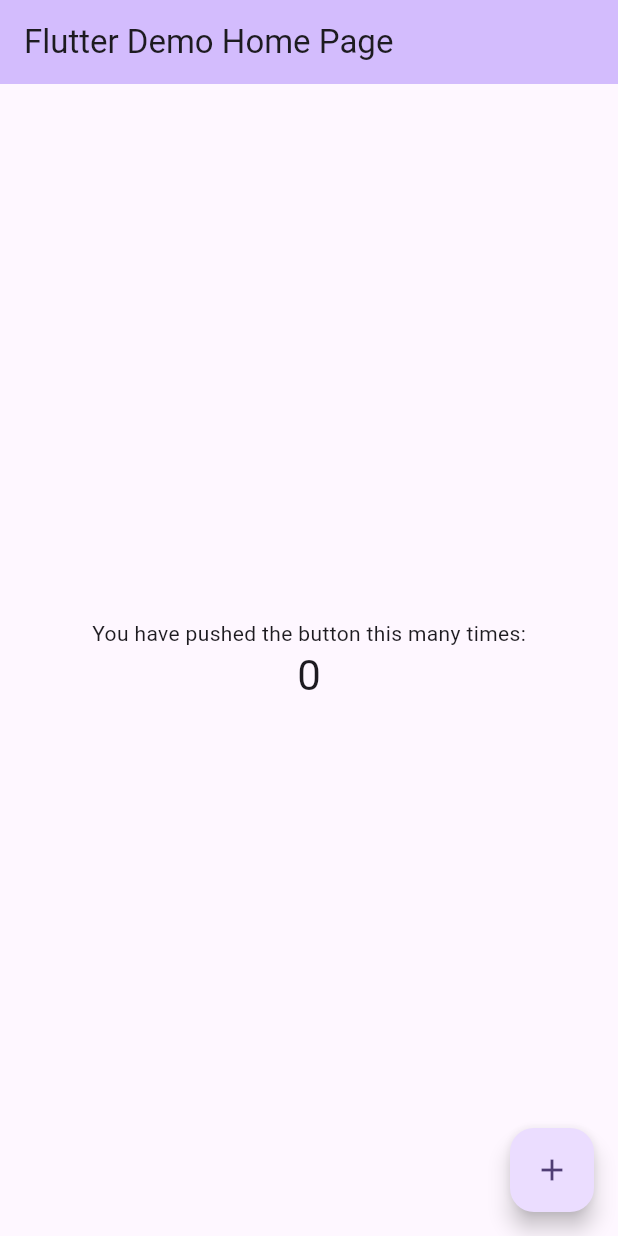
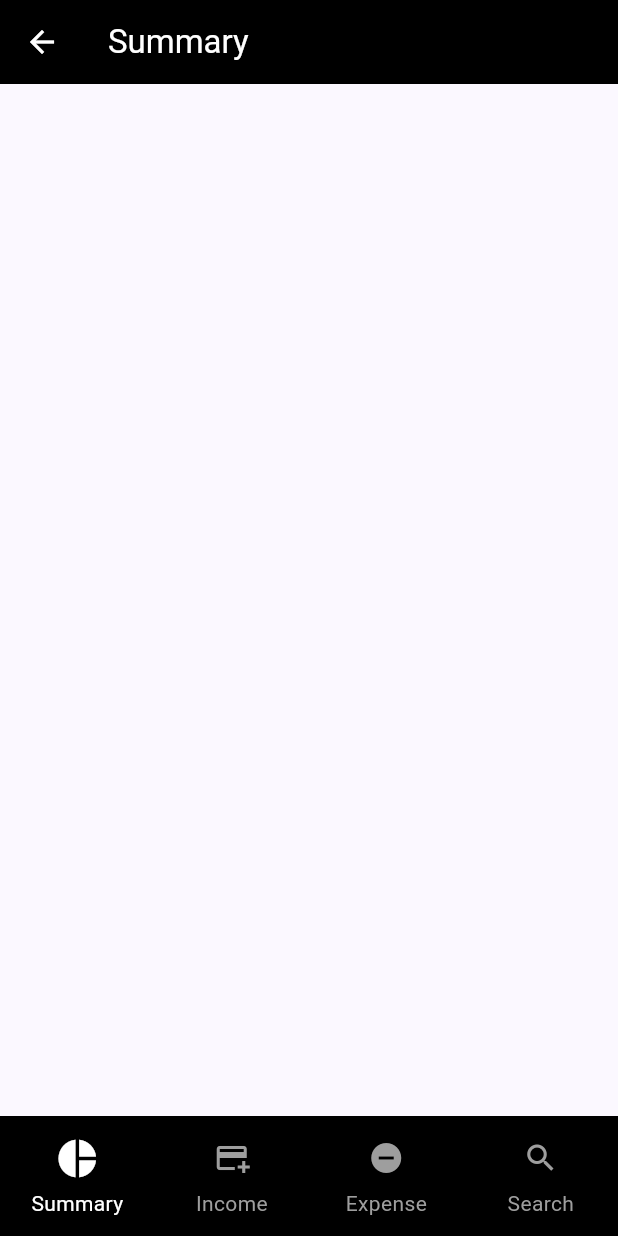
Before and after one commit to 9xRahul/expense_tracker_app, a Flutter app: the screen it shows after launch, on a phone screen of 412 x 824 dp. Run offline on Flutter 3.47's test engine with Material 3 defaults, Android fonts, the phone set to English and light mode, and no system bars; our stand-ins replace auto_route.

```diff
--- /dev/null
+++ b/lib/core/constants/color_config.dart
@@ -0,0 +1,10 @@
+import 'dart:ui';
+
+import 'package:flutter/material.dart';
+
+class ColorConfig {
+  static Color primary = Colors.black;
+
+  static Color selectedIconColors = Colors.white;
+  static Color unSelectedIconColors = Colors.grey;
+}
--- /dev/null
+++ b/lib/core/constants/text_values.dart
@@ -0,0 +1,8 @@
+import 'package:flutter/material.dart';
+
+class TextValues {
+  static String summary = "Summary";
+  static String income = "Income";
+  static String expense = "Expense";
+  static String search = "Search";
+}
--- a/lib/main.dart
+++ b/lib/main.dart
@@ -1,122 +1,25 @@
+import 'package:expense_tracker_app/routes/app_router.dart';
 import 'package:flutter/material.dart';
 
 void main() {
-  runApp(const MyApp());
+  final appRouter = AppRouter();
+
+  runApp(ExpenseApp(appRouter: appRouter));
 }
 
-class MyApp extends StatelessWidget {
-  const MyApp({super.key});
+class ExpenseApp extends StatelessWidget {
+  final AppRouter appRouter;
+  const ExpenseApp({super.key, required this.appRouter});
 
-  // This widget is the root of your application.
   @override
   Widget build(BuildContext context) {
-    return MaterialApp(
-      title: 'Flutter Demo',
+    return MaterialApp.router(
+      title: 'Expense Tracker',
       theme: ThemeData(
-        // This is the theme of your application.
-        //
-        // TRY THIS: Try running your application with "flutter run". You'll see
-        // the application has a purple toolbar. Then, without quitting the app,
-        // try changing the seedColor in the colorScheme below to Colors.green
-        // and then invoke "hot reload" (save your changes or press the "hot
-        // reload" button in a Flutter-supported IDE, or press "r" if you used
-        // the command line to start the app).
-        //
-        // Notice that the counter didn't reset back to zero; the application
-        // state is not lost during the reload. To reset the state, use hot
-        // restart instead.
-        //
-        // This works for code too, not just values: Most code changes can be
-        // tested with just a hot reload.
-        colorScheme: ColorScheme.fromSeed(seedColor: Colors.deepPurple),
+        colorScheme: ColorScheme.fromSeed(seedColor: Colors.indigo),
+        useMaterial3: true,
       ),
-      home: const MyHomePage(title: 'Flutter Demo Home Page'),
+      routerConfig: appRouter.config(),
     );
   }
 }
-
-class MyHomePage extends StatefulWidget {
-  const MyHomePage({super.key, required this.title});
-
-  // This widget is the home page of your application. It is stateful, meaning
-  // that it has a State object (defined below) that contains fields that affect
-  // how it looks.
-
-  // This class is the configuration for the state. It holds the values (in this
-  // case the title) provided by the parent (in this case the App widget) and
-  // used by the build method of the State. Fields in a Widget subclass are
-  // always marked "final".
-
-  final String title;
-
-  @override
-  State<MyHomePage> createState() => _MyHomePageState();
-}
-
-class _MyHomePageState extends State<MyHomePage> {
-  int _counter = 0;
-
-  void _incrementCounter() {
-    setState(() {
-      // This call to setState tells the Flutter framework that something has
-      // changed in this State, which causes it to rerun the build method below
-      // so that the display can reflect the updated values. If we changed
-      // _counter without calling setState(), then the build method would not be
-      // called again, and so nothing would appear to happen.
-      _counter++;
-    });
-  }
-
-  @override
-  Widget build(BuildContext context) {
-    // This method is rerun every time setState is called, for instance as done
-    // by the _incrementCounter method above.
-    //
-    // The Flutter framework has been optimized to make rerunning build methods
-    // fast, so that you can just rebuild anything that needs updating rather
-    // than having to individually change instances of widgets.
-    return Scaffold(
-      appBar: AppBar(
-        // TRY THIS: Try changing the color here to a specific color (to
-        // Colors.amber, perhaps?) and trigger a hot reload to see the AppBar
-        // change color while the other colors stay the same.
-        backgroundColor: Theme.of(context).colorScheme.inversePrimary,
-        // Here we take the value from the MyHomePage object that was created by
-        // the App.build method, and use it to set our appbar title.
-        title: Text(widget.title),
-      ),
-      body: Center(
-        // Center is a layout widget. It takes a single child and positions it
-        // in the middle of the parent.
-        child: Column(
-          // Column is also a layout widget. It takes a list of children and
-          // arranges them vertically. By default, it sizes itself to fit its
-          // children horizontally, and tries to be as tall as its parent.
-          //
-          // Column has various properties to control how it sizes itself and
-          // how it positions its children. Here we use mainAxisAlignment to
-          // center the children vertically; the main axis here is the vertical
-          // axis because Columns are vertical (the cross axis would be
-          // horizontal).
-          //
-          // TRY THIS: Invoke "debug painting" (choose the "Toggle Debug Paint"
-          // action in the IDE, or press "p" in the console), to see the
-          // wireframe for each widget.
-          mainAxisAlignment: MainAxisAlignment.center,
-          children: <Widget>[
-            const Text('You have pushed the button this many times:'),
-            Text(
-              '$_counter',
-              style: Theme.of(context).textTheme.headlineMedium,
-            ),
-          ],
-        ),
-      ),
-      floatingActionButton: FloatingActionButton(
-        onPressed: _incrementCounter,
-        tooltip: 'Increment',
-        child: const Icon(Icons.add),
-      ), // This trailing comma makes auto-formatting nicer for build methods.
-    );
-  }
-}
--- /dev/null
+++ b/lib/presentation/pages/home_page.dart
@@ -0,0 +1,98 @@
+import 'package:auto_route/auto_route.dart';
+import 'package:expense_tracker_app/core/constants/color_config.dart';
+import 'package:expense_tracker_app/core/constants/text_values.dart';
+import 'package:expense_tracker_app/presentation/pages/expense_page.dart';
+import 'package:expense_tracker_app/presentation/pages/income_page.dart';
+import 'package:flutter/material.dart';
+
+import 'summary_page.dart';
+import 'search_page.dart';
+
+@RoutePage()
+class HomePage extends StatefulWidget {
+  const HomePage({super.key});
+
+  @override
+  State<HomePage> createState() => _HomePageState();
+}
+
+class _HomePageState extends State<HomePage> {
+  int _index = 0;
+
+  final _pages = const [
+    SummaryPage(),
+    IncomePage(),
+    ExpensePage(),
+    SearchPage(),
+  ];
+
+  @override
+  Widget build(BuildContext context) {
+    return Scaffold(
+      body: _pages[_index],
+      bottomNavigationBar: NavigationBarTheme(
+        data: NavigationBarThemeData(
+          labelTextStyle: MaterialStateProperty.resolveWith<TextStyle>((
+            states,
+          ) {
+            if (states.contains(MaterialState.selected)) {
+              return const TextStyle(color: Colors.white);
+            }
+            return const TextStyle(color: Colors.grey);
+          }),
+        ),
+        child: NavigationBar(
+          backgroundColor: ColorConfig.primary,
+          selectedIndex: _index,
+          indicatorColor: Colors.transparent,
+          onDestinationSelected: (i) => setState(() => _index = i),
+          destinations: [
+            NavigationDestination(
+              icon: Icon(Icons.pie_chart, color: Colors.grey),
+              selectedIcon: Icon(
+                Icons.pie_chart,
+                size: 30,
+                color: Colors.white,
+              ),
+              label: TextValues.summary,
+            ),
+
+            NavigationDestination(
+              icon: Icon(
+                Icons.add_card,
+                color: ColorConfig.unSelectedIconColors,
+              ),
+              selectedIcon: Icon(
+                Icons.add_card,
+                size: 30,
+                color: ColorConfig.selectedIconColors,
+              ),
+              label: TextValues.income,
+            ),
+            NavigationDestination(
+              icon: Icon(
+                Icons.remove_circle,
+                color: ColorConfig.unSelectedIconColors,
+              ),
+              selectedIcon: Icon(
+                Icons.remove_circle,
+                size: 30,
+                color: ColorConfig.selectedIconColors,
+              ),
+              label: TextValues.expense,
+            ),
+            NavigationDestination(
+              icon: Icon(Icons.search, color: ColorConfig.unSelectedIconColors),
+              label: TextValues.search,
+              selectedIcon: Icon(
+                Icons.search,
+                size: 30,
+                color: ColorConfig.selectedIconColors,
+              ),
+            ),
+          ],
+        ),
+      ),
+    );
+  }
+}
--- /dev/null
+++ b/lib/presentation/pages/summary_page.dart
@@ -0,0 +1,35 @@
+import 'package:auto_route/annotations.dart';
+import 'package:expense_tracker_app/core/constants/color_config.dart';
+import 'package:expense_tracker_app/core/constants/text_values.dart';
+import 'package:flutter/material.dart';
+
+@RoutePage()
+class SummaryPage extends StatefulWidget {
+  const SummaryPage({super.key});
+
+  @override
+  State<SummaryPage> createState() => _SummaryPageState();
+}
+
+class _SummaryPageState extends State<SummaryPage> {
+  @override
+  Widget build(BuildContext context) {
+    return Scaffold(
+      appBar: AppBar(
+        backgroundColor: ColorConfig.primary, // Black background
+        leading: BackButton(
+          color: ColorConfig.selectedIconColors, // White back arrow
+        ),
+        title: Text(
+          TextValues.summary,
+          style: TextStyle(
+            color: ColorConfig.selectedIconColors, // White title text
+          ),
+        ),
+        iconTheme: IconThemeData(
+          color: ColorConfig.selectedIconColors,
+        ), // Ensures all icons are white
+      ),
+    );
+  }
+}
--- a/lib/routes/app_router.dart
+++ b/lib/routes/app_router.dart
@@ -1,3 +1,13 @@
+import 'package:auto_route/auto_route.dart';
+
+import '../presentation/pages/home_page.dart';
+import '../presentation/pages/income_page.dart';
+import '../presentation/pages/expense_page.dart';
+import '../presentation/pages/summary_page.dart';
+import '../presentation/pages/search_page.dart';
+
+part 'app_router.gr.dart';
+
 @AutoRouterConfig(replaceInRouteName: 'Page,Route')
 class AppRouter extends RootStackRouter {
   AppRouter({super.navigatorKey});
@@ -5,6 +15,9 @@ class AppRouter extends RootStackRouter {
   @override
   List<AutoRoute> get routes => [
     AutoRoute(page: HomeRoute.page, initial: true),
-
+    AutoRoute(page: IncomeRoute.page),
+    AutoRoute(page: ExpenseRoute.page),
+    AutoRoute(page: SummaryRoute.page),
+    AutoRoute(page: SearchRoute.page),
   ];
 }
```
Also changed, not shown: lib/core/constants/size_cofig.dart (added, +98 -0 lines), lib/presentation/pages/expense_page.dart (added, +35 -0 lines), lib/presentation/pages/income_page.dart (added, +35 -0 lines), lib/presentation/pages/search_page.dart (added, +35 -0 lines), lib/routes/app_router.gr.dart (added).
